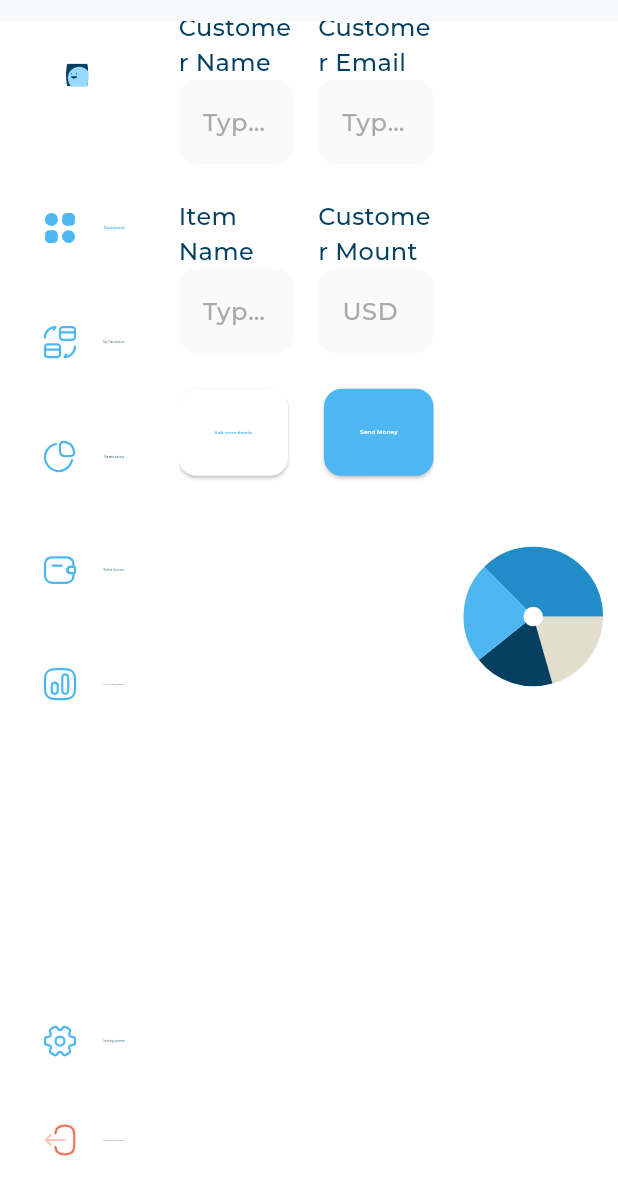
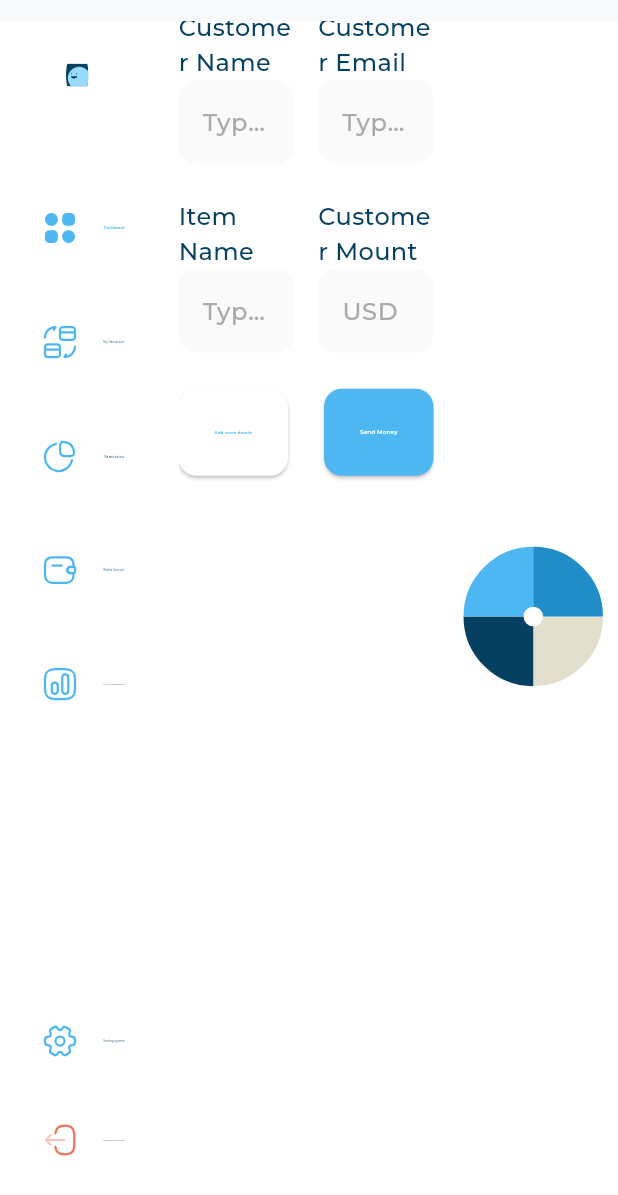
Before and after one commit to HazemAhmed677/admin-dashboard, a Flutter app: the screen it shows after launch, scrolled down 483 dp, on a phone screen of 412 x 824 dp. Shown: the top 1195 px of the screen. Run offline on Flutter 3.47's test engine with Material 3 defaults, Android fonts, the phone set to English and light mode, and no system bars; drawn by our look-alikes of fl_chart; our stand-ins replace expandable_page_view, flutter_svg; project files that could hold a hidden picture were left out.

Commit message:
refactor pi chart (generate list)

```diff
--- a/lib/models/expanses_card_model.dart
+++ b/lib/models/expanses_card_model.dart
@@ -1,6 +1,4 @@
 class ExpansesCardModel {
-  final String iconImage;
-  final String type;
-
+  final String iconImage, type;
   ExpansesCardModel({required this.iconImage, required this.type});
 }
--- /dev/null
+++ b/lib/models/pi_chart_data_model.dart
@@ -0,0 +1,9 @@
+import 'package:flutter/material.dart';
+
+class PiChartDataModel {
+  final String title, prec;
+  final Color color;
+
+  PiChartDataModel(
+      {required this.title, required this.prec, required this.color});
+}
--- a/lib/models/text_field_model.dart
+++ b/lib/models/text_field_model.dart
@@ -1,8 +1,7 @@
 import 'package:flutter/material.dart';
 
 class TextFieldModel {
-  final String text;
-  final String hint;
+  final String text, hint;
   final TextStyle style;
 
   TextFieldModel({required this.text, required this.hint, required this.style});
--- a/lib/models/transaction_history_model.dart
+++ b/lib/models/transaction_history_model.dart
@@ -1,9 +1,7 @@
 import 'package:flutter/material.dart';
 
 class TransactionHistoryModel {
-  final String title;
-  final String subTitel;
-  final String price;
+  final String title, price, subTitel;
   final Color color;
 
   TransactionHistoryModel({
--- a/lib/models/user_item_model.dart
+++ b/lib/models/user_item_model.dart
@@ -1,6 +1,5 @@
 class UserModel {
-  final String iconImage;
-  final String text;
+  final String iconImage, text;
 
   UserModel({required this.iconImage, required this.text});
 }
--- a/lib/widgets/custom_chart.dart
+++ b/lib/widgets/custom_chart.dart
@@ -2,14 +2,14 @@ import 'package:fl_chart/fl_chart.dart';
 import 'package:flutter/material.dart';
 import 'package:responsive_dash_board/utils/app_colors.dart';
 
-class CustomChart extends StatefulWidget {
-  const CustomChart({super.key});
+class CustomChartSection extends StatefulWidget {
+  const CustomChartSection({super.key});
 
   @override
-  State<CustomChart> createState() => _CustomChartState();
+  State<CustomChartSection> createState() => _CustomChartSectionState();
 }
 
-class _CustomChartState extends State<CustomChart> {
+class _CustomChartSectionState extends State<CustomChartSection> {
   int currentIndex = -1;
   @override
   Widget build(BuildContext context) {
@@ -25,32 +25,20 @@ class _CustomChartState extends State<CustomChart> {
           },
         ),
         sectionsSpace: 0,
-        sections: [
-          PieChartSectionData(
+        sections: List.generate(4, (index) {
+          return PieChartSectionData(
             value: 22,
-            color: const Color(0xffE2DECD),
+            color: (index == 0)
+                ? const Color(0xffE2DECD)
+                : (index == 1)
+                    ? AppColors.primary
+                    : (index == 2)
+                        ? AppColors.secondPrimary
+                        : const Color(0xff208CC8),
             showTitle: false,
-            radius: (currentIndex == 0) ? 50 : 40,
-          ),
-          PieChartSectionData(
-            value: 20,
-            color: AppColors.primary,
-            showTitle: false,
-            radius: (currentIndex == 1) ? 50 : 40,
-          ),
-          PieChartSectionData(
-            value: 25,
-            color: AppColors.secondPrimary,
-            showTitle: false,
-            radius: (currentIndex == 2) ? 50 : 40,
-          ),
-          PieChartSectionData(
-            value: 40,
-            color: const Color(0xff208CC8),
-            showTitle: false,
-            radius: (currentIndex == 3) ? 50 : 40,
-          ),
-        ],
+            radius: (currentIndex == index) ? 50 : 40,
+          );
+        }),
       ),
     );
   }
--- a/lib/widgets/my_card_widget.dart
+++ b/lib/widgets/my_card_widget.dart
@@ -29,7 +29,7 @@ class _MyCardWidgetState extends State<MyCardWidget> {
     return MainContainer(
       rightPadding: 10,
       leftPadding: 0,
-      child: CustomChart(),
+      child: CustomChartSection(),
       // child: CustomScrollView(
       //   slivers: [
       //     SliverFillRemaining(
```
